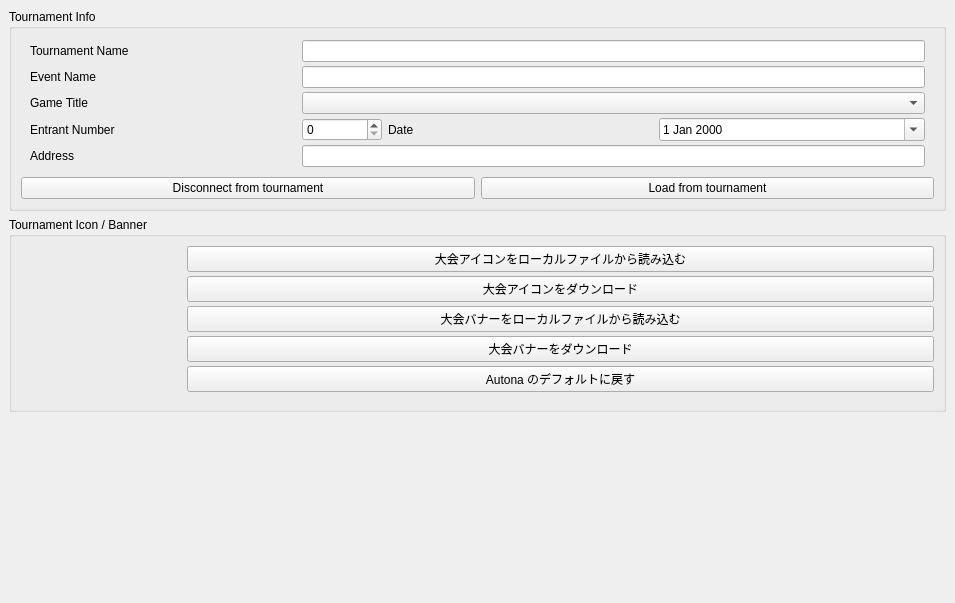
This is src/layout/AutonaTournamentInfo.ui in yuya-tagu/Autona as Qt 5 draws it before an edit. The edited form follows.
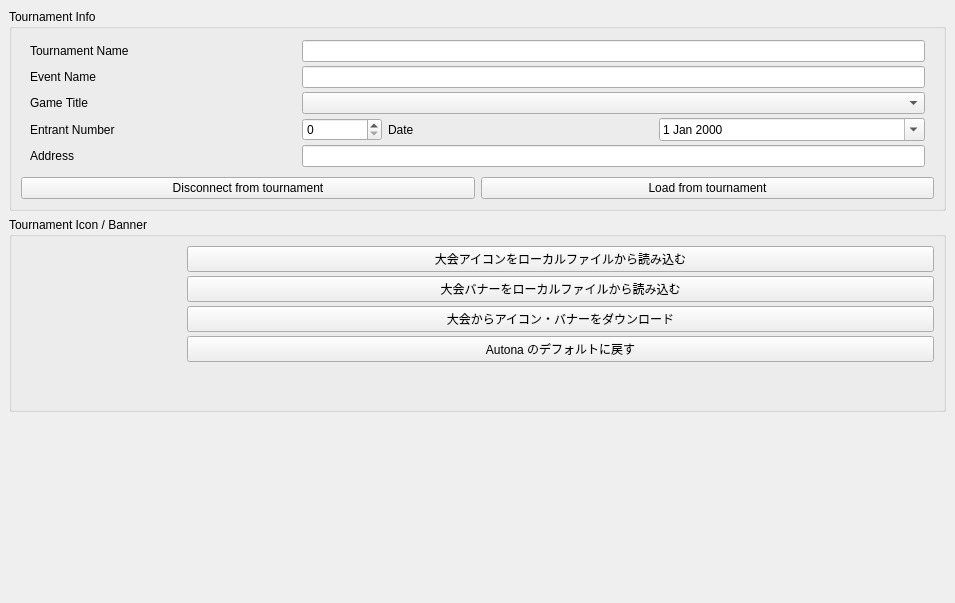
This is the edited form.

Commit message:
feat(tournament-info): 大会アイコン/バナーのダウンロードボタンを統合
「大会アイコンをダウンロード」は内部で DownloadBanner() も呼んでおり、
実際にはアイコンとバナーの両方を取得していた。2 ボタンを
「大会からアイコン・バナーをダウンロード」1 つに統合する。

- btDownloadIcon / btDownloadBanner を btDownloadMedia に統合。既存の非同期
  ヘルパー _DownloadIconAndBannerAsync()（「大会からデータ読み込み」と共用）
  に接続し、UI ブロックなし・timeout 20 秒・ステータス表示・連打ガードを得る
- 未使用となった同期版 DownloadIcon() / DownloadBanner() を削除
- 統合ボタンを primary（白）でタグ付け
- QPushButton#primary:disabled を追加。汎用の QPushButton:disabled は詳細度
  (0,1,1) で ID セレクタ (1,0,1) に負けるため、primary は無効化しても白いまま
  で押せるように見えていた
- 翻訳（.ts / .qm）と FEATURES.md を追従

Diff of the .ui file:
```diff
--- a/src/layout/AutonaTournamentInfo.ui
+++ b/src/layout/AutonaTournamentInfo.ui
@@ -270,13 +270,6 @@
            </property>
           </widget>
          </item>
-         <item>
-          <widget class="QPushButton" name="btDownloadIcon">
-           <property name="text">
-            <string>大会アイコンをダウンロード</string>
-           </property>
-          </widget>
-         </item>
          <item>
           <widget class="QPushButton" name="btLoadBannerFile">
            <property name="text">
@@ -287,7 +280,7 @@
          <item>
           <widget class="QPushButton" name="btDownloadBanner">
            <property name="text">
-            <string>大会バナーをダウンロード</string>
+            <string>大会からアイコン・バナーをダウンロード</string>
            </property>
           </widget>
          </item>
```
Left out of the diff: 2 changed lines with no effect on the pictures. The commit also changes 7 other files.
